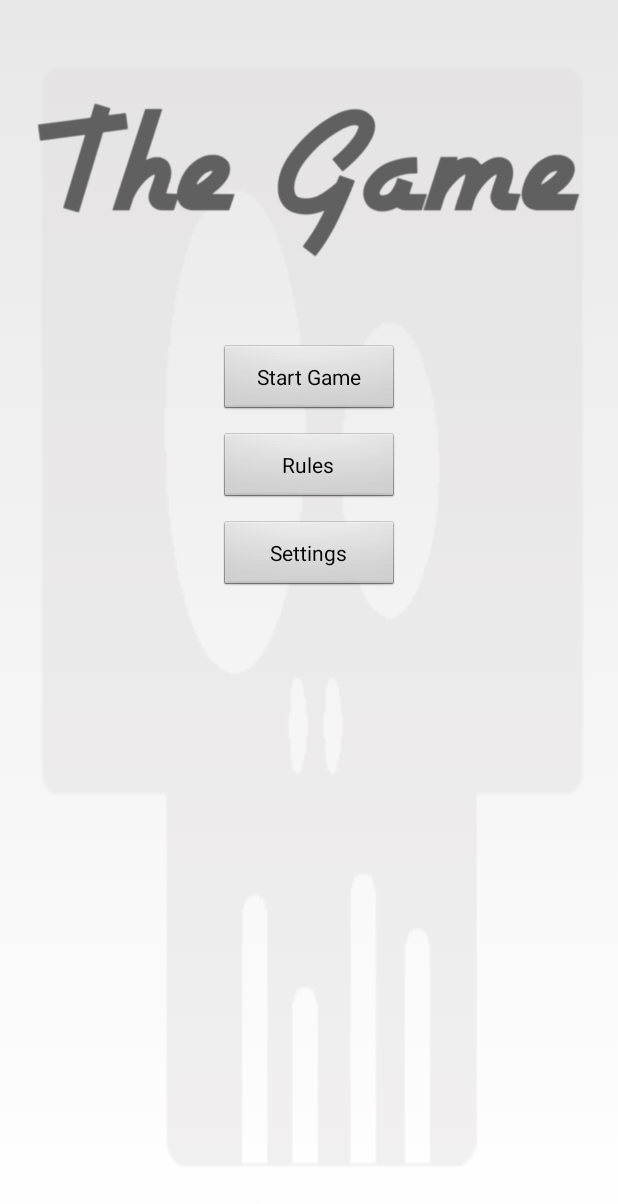
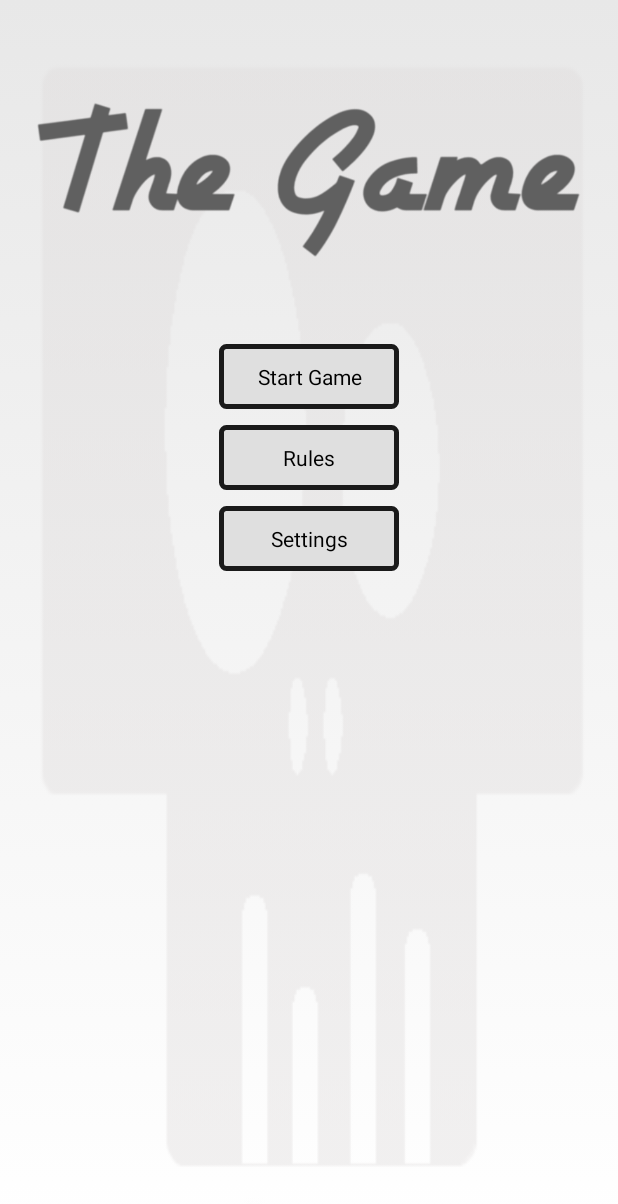
Before and after one commit to drewkoester/TheGame, an Android app: the screen it shows after launch (HomeActivity), on a phone screen of 412 x 824 dp. Shown: the top 1204 px of the screen. Run offline under Robolectric (Android 15) with nearby library versions, the phone set to English and light mode, and no system bars; our stand-ins replace AdMob.

Commit message:
Updated buttons to be customized layout

```diff
--- /dev/null
+++ b/app/src/main/res/drawable/layout_button.xml
@@ -0,0 +1,13 @@
+<shape xmlns:android="http://schemas.android.com/apk/res/android"
+    android:shape="rectangle">
+    <corners android:radius="3dp" />
+    <stroke
+        android:width="5px"
+        android:color="#1a1a1a" />
+    <solid android:color="#dfdfdf" />
+    <padding
+        android:bottom="12dp"
+        android:left="14dp"
+        android:right="14dp"
+        android:top="12dp" />
+</shape>
--- a/app/src/main/res/layout/activity_home.xml
+++ b/app/src/main/res/layout/activity_home.xml
@@ -32,6 +32,7 @@
             android:layout_height="wrap_content"
             android:text="@string/btn_start"
             android:id="@+id/start_game_btn"
+            android:background="@drawable/layout_button"
             android:layout_margin="5dp"
             android:layout_gravity="center_horizontal" />
 
@@ -40,6 +41,7 @@
             android:layout_height="wrap_content"
             android:text="@string/btn_rules"
             android:id="@+id/rules_btn"
+            android:background="@drawable/layout_button"
             android:layout_margin="5dp"
             android:layout_gravity="center_horizontal" />
 
@@ -48,6 +50,7 @@
             android:layout_height="wrap_content"
             android:text="@string/btn_settings"
             android:id="@+id/setting_btn"
+            android:background="@drawable/layout_button"
             android:layout_margin="5dp"
             android:layout_gravity="center_horizontal" />
 
--- a/app/src/main/res/layout/activity_main.xml
+++ b/app/src/main/res/layout/activity_main.xml
@@ -372,6 +372,7 @@
             android:layout_width="0dp"
             android:layout_height="wrap_content"
             android:layout_weight="0.5"
+            android:background="@drawable/layout_button"
             android:text="@string/label_end_turn"
             android:enabled="false"/>
     </LinearLayout>
--- a/app/src/main/res/layout/activity_rules.xml
+++ b/app/src/main/res/layout/activity_rules.xml
@@ -33,6 +33,7 @@
         android:layout_height="wrap_content"
         android:text="@string/label_ok"
         android:id="@+id/button"
+        android:background="@drawable/layout_button"
         android:layout_alignParentBottom="true"
         android:layout_centerHorizontal="true" />
 
--- a/app/src/main/res/layout/activity_settings.xml
+++ b/app/src/main/res/layout/activity_settings.xml
@@ -101,6 +101,7 @@
         android:layout_height="wrap_content"
         android:text="@string/label_ok"
         android:id="@+id/ok_btn"
+        android:background="@drawable/layout_button"
         android:layout_alignParentTop="false"
         android:layout_centerHorizontal="true"
         android:layout_alignParentBottom="true"/>
--- a/app/src/main/res/values/colors.xml
+++ b/app/src/main/res/values/colors.xml
@@ -6,4 +6,5 @@
     <color name="ColorPrimaryDark">#E64A19</color>
     <color name="background_skull_tint">#6adfdcdc</color>
 
+    <color name="button_background">#d5d9da</color>
 </resources>
```
